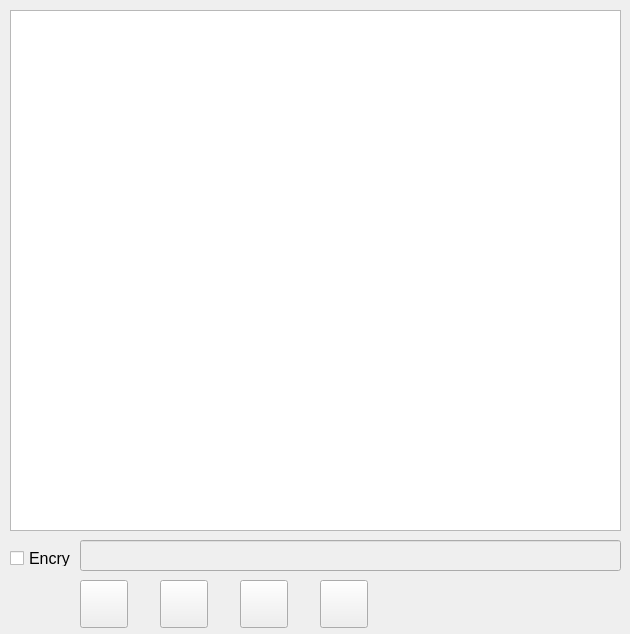
Above: qt_project/account/accountview.ui from RockyChing/qt_play before the change. Below: the same form after it.
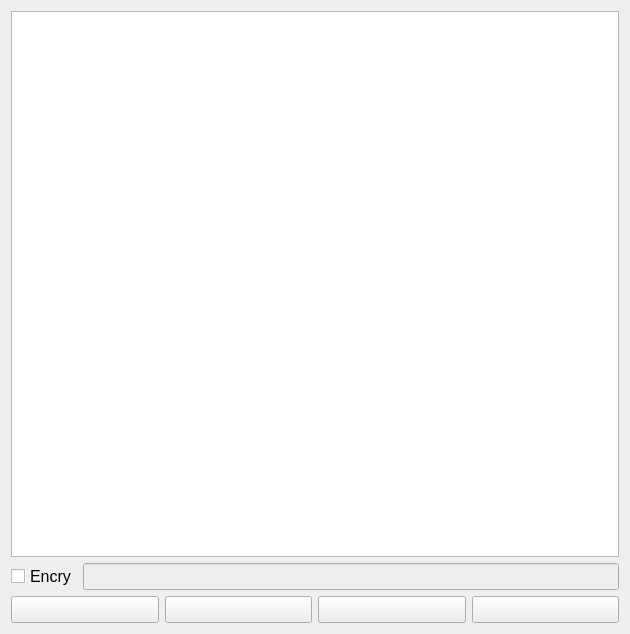
That is the form after the change. Icons and pictures are not drawn.

Commit message: Update accountview.ui layout: auto resize along with window

Diff of the .ui file:
```diff
--- a/qt_project/account/accountview.ui
+++ b/qt_project/account/accountview.ui
@@ -13,33 +13,9 @@
   <property name="windowTitle">
    <string>Form</string>
   </property>
-  <widget class="QLineEdit" name="lineEditFile">
-   <property name="enabled">
-    <bool>false</bool>
-   </property>
-   <property name="geometry">
-    <rect>
-     <x>80</x>
-     <y>540</y>
-     <width>541</width>
-     <height>31</height>
-    </rect>
-   </property>
-   <property name="font">
-    <font>
-     <pointsize>12</pointsize>
-    </font>
-   </property>
-  </widget>
+  <layout class="QVBoxLayout" name="verticalLayout">
+   <item>
   <widget class="QTableView" name="tableView">
-   <property name="geometry">
-    <rect>
-     <x>10</x>
-     <y>10</y>
-     <width>611</width>
-     <height>521</height>
-    </rect>
-   </property>
    <property name="font">
     <font>
      <family>微软雅黑</family>
@@ -47,15 +23,11 @@
     </font>
    </property>
   </widget>
+   </item>
+   <item>
+    <layout class="QHBoxLayout" name="horizontalLayout_2">
+     <item>
   <widget class="QCheckBox" name="cBoxEncrypt">
-   <property name="geometry">
-    <rect>
-     <x>10</x>
-     <y>550</y>
-     <width>61</width>
-     <height>16</height>
-    </rect>
-   </property>
    <property name="font">
     <font>
      <pointsize>12</pointsize>
@@ -65,43 +37,25 @@
     <string>Encry</string>
    </property>
   </widget>
-  <widget class="QPushButton" name="btnAccountSave">
-   <property name="geometry">
-    <rect>
-     <x>160</x>
-     <y>580</y>
-     <width>48</width>
-     <height>48</height>
-    </rect>
+     </item>
+     <item>
+      <widget class="QLineEdit" name="lineEditFile">
+       <property name="enabled">
+        <bool>false</bool>
    </property>
    <property name="font">
     <font>
      <pointsize>12</pointsize>
     </font>
    </property>
-   <property name="text">
-    <string/>
-   </property>
-   <property name="icon">
-    <iconset resource="../resources.qrc">
-     <normaloff>:/res/images/icon_save.png</normaloff>:/res/images/icon_save.png</iconset>
-   </property>
-   <property name="iconSize">
-    <size>
-     <width>48</width>
-     <height>48</height>
-    </size>
-   </property>
-  </widget>
+      </widget>
+     </item>
+    </layout>
+   </item>
+   <item>
+    <layout class="QHBoxLayout" name="horizontalLayout">
+     <item>
   <widget class="QPushButton" name="btnAccountOpen">
-   <property name="geometry">
-    <rect>
-     <x>80</x>
-     <y>580</y>
-     <width>48</width>
-     <height>48</height>
-    </rect>
-   </property>
    <property name="font">
     <font>
      <pointsize>12</pointsize>
@@ -121,15 +75,31 @@
     </size>
    </property>
   </widget>
+     </item>
+     <item>
+      <widget class="QPushButton" name="btnAccountSave">
+       <property name="font">
+        <font>
+         <pointsize>12</pointsize>
+        </font>
+       </property>
+       <property name="text">
+        <string/>
+       </property>
+       <property name="icon">
+        <iconset resource="../resources.qrc">
+         <normaloff>:/res/images/icon_save.png</normaloff>:/res/images/icon_save.png</iconset>
+       </property>
+       <property name="iconSize">
+        <size>
+         <width>48</width>
+         <height>48</height>
+        </size>
+       </property>
+      </widget>
+     </item>
+     <item>
   <widget class="QPushButton" name="btnAccountAdd">
-   <property name="geometry">
-    <rect>
-     <x>240</x>
-     <y>580</y>
-     <width>48</width>
-     <height>48</height>
-    </rect>
-   </property>
    <property name="font">
     <font>
      <pointsize>12</pointsize>
@@ -149,15 +119,9 @@
     </size>
    </property>
   </widget>
+     </item>
+     <item>
   <widget class="QPushButton" name="btnAccountDel">
-   <property name="geometry">
-    <rect>
-     <x>320</x>
-     <y>580</y>
-     <width>48</width>
-     <height>48</height>
-    </rect>
-   </property>
    <property name="font">
     <font>
      <pointsize>12</pointsize>
@@ -177,6 +141,10 @@
     </size>
    </property>
   </widget>
+     </item>
+    </layout>
+   </item>
+  </layout>
  </widget>
  <resources>
   <include location="../resources.qrc"/>
```
Lines whose indentation alone changed are shown as unchanged.
